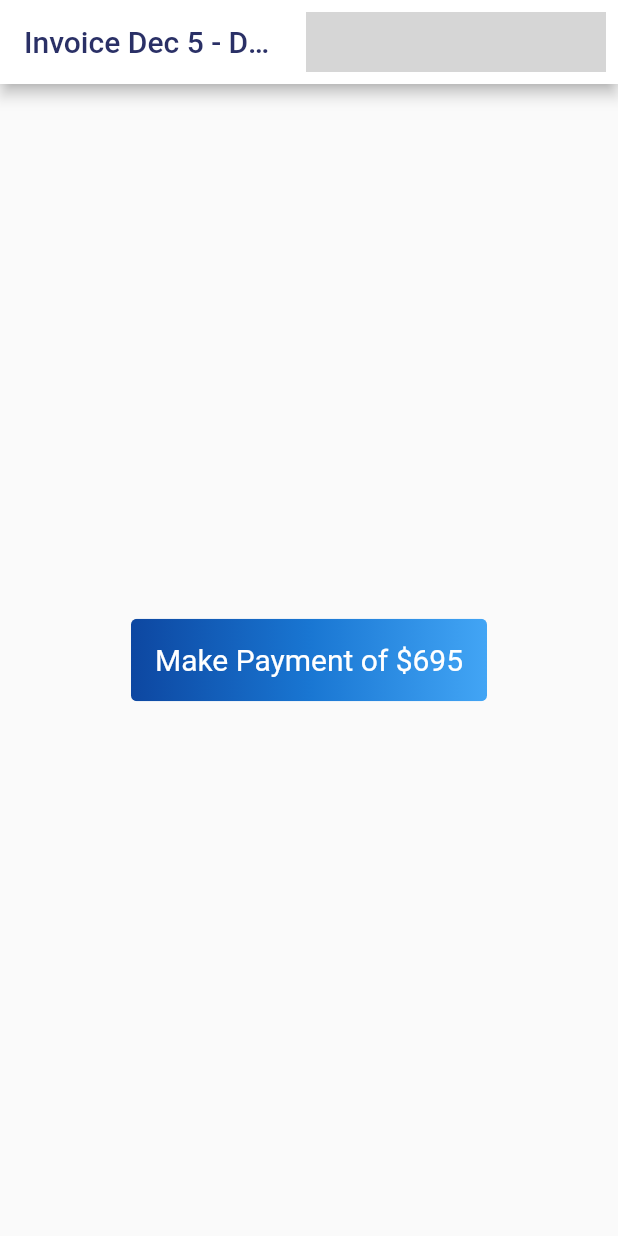
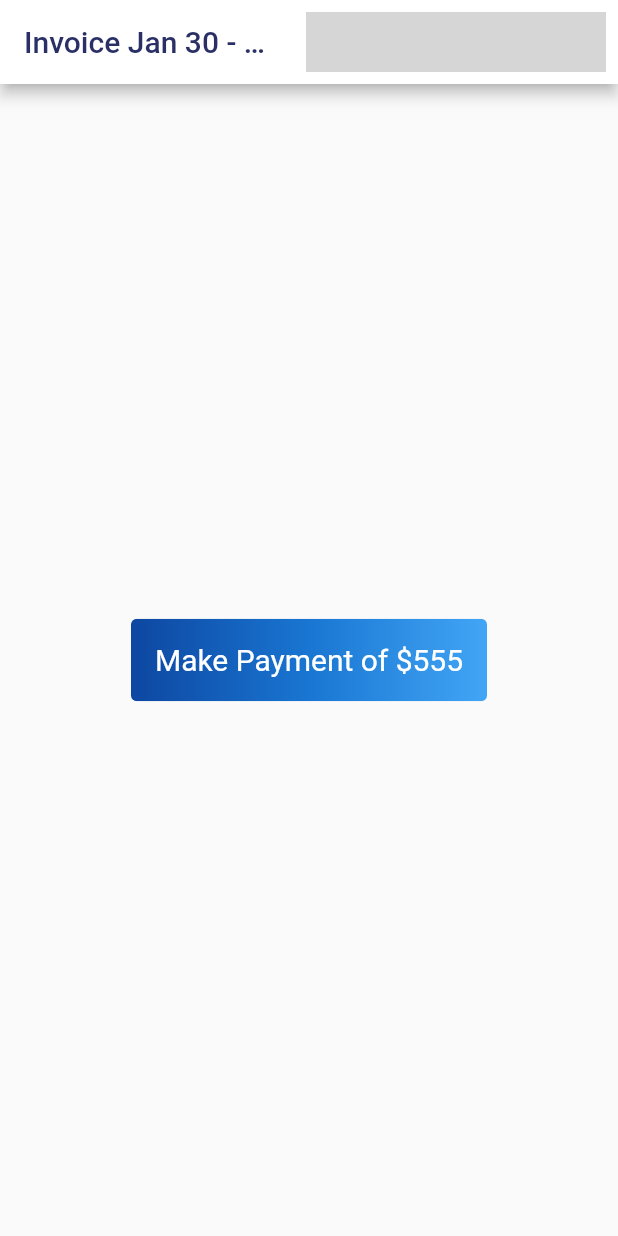
Before and after one commit to Team-Crushing-It/derosa_payment, a Flutter app: the screen it shows after launch, on a phone screen of 412 x 824 dp. Run offline on Flutter 3.47's test engine with Material 2 defaults, Android fonts, the light colour scheme and no system bars; our stand-ins replace bloc, cloud_firestore, equatable, firebase_auth, firebase_core, flutter_bloc and 1 more; missing offline and left inert: flow_builder, very_good_analysis; accounts and stored records are empty; generated files the repository leaves out were written again; network calls fail; grey boxes are pictures that could not be loaded.

Commit message:
Update home.dart

```diff
--- a/lib/home/view/home.dart
+++ b/lib/home/view/home.dart
@@ -30,8 +30,8 @@ class _HomeState extends State<Home> {
   @override
   Widget build(BuildContext context) {
     const id = 'DeRosa';
-    const title = 'Dec 5 - Dec 11';
-    const price = '695';
+    const title = 'Jan 30 - Feb 05';
+    const price = '555';
     final timeStamp = DateTime.now().toString();
 
     return Scaffold(
```
